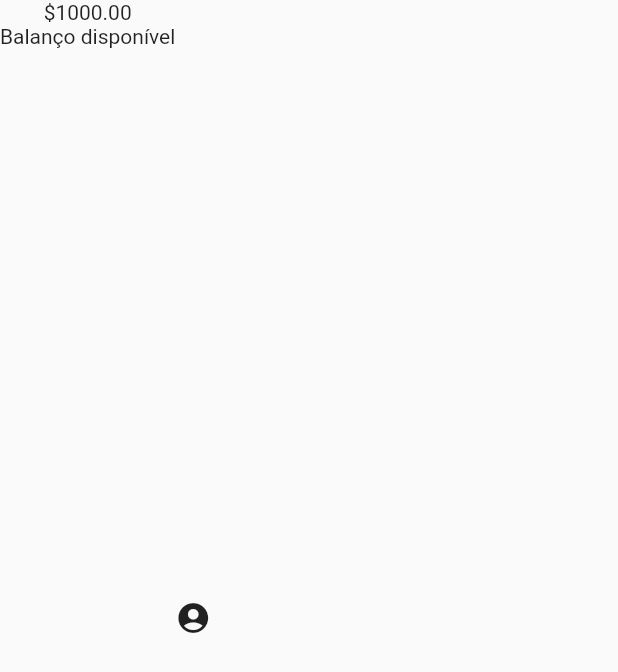
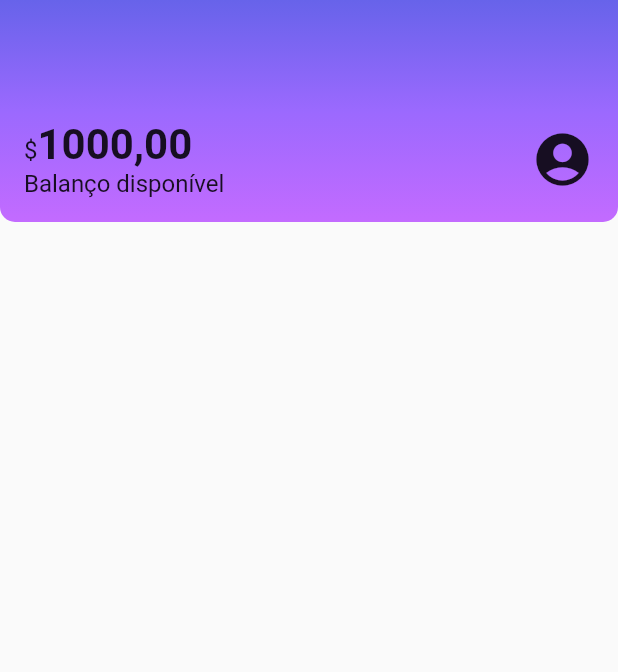
Before and after one commit to markuscandido/flutter-estilizando-reproduzindo-layouts, a Flutter app: the screen it shows after launch, on a phone screen of 412 x 824 dp. Shown: the top 672 px of the screen. Run offline on Flutter 3.47's test engine with Material 2 defaults, Android fonts, the phone set to English and light mode, and no system bars.

Commit message:
O que aprendemos? - Aplicar os Widgets de estilização como TextStyle e BoxDecoration; - Lidar com Widgets de organização como Row, Column e Padding; - Identificar as diferenças entre os Widgets Text e Text.rich; - Implementar um gradiente de cores dentro do Header.

```diff
--- a/lib/components/sections/header.dart
+++ b/lib/components/sections/header.dart
@@ -6,16 +6,69 @@ class Header extends StatelessWidget {
   @override
   Widget build(BuildContext context) {
     return Container(
-      child: const Row(
-        children: <Widget>[
-          Column(
-            children: <Widget>[
-              Text('\$1000.00'),
-              Text('Balanço disponível'),
+      decoration: const BoxDecoration(
+          gradient: LinearGradient(
+            begin: Alignment.topCenter,
+            end: Alignment.bottomCenter,
+            colors: [
+              Color.fromRGBO(103, 99, 234, 1.0),
+              Color.fromRGBO(155, 105, 254, 1.0),
+              Color.fromRGBO(195, 107, 255, 1.0),
             ],
           ),
-          Icon(Icons.account_circle),
-        ],
+          borderRadius: BorderRadius.vertical(bottom: Radius.circular(10))),
+      child: const Padding(
+        padding: EdgeInsets.fromLTRB(16.0, 80.0, 16.0, 16.0),
+        child: Row(
+          mainAxisAlignment: MainAxisAlignment.spaceBetween,
+          children: [
+            Column(
+              crossAxisAlignment: CrossAxisAlignment.start,
+              children: [
+                Text.rich(
+                  TextSpan(
+                    text: '\$',
+                    style: TextStyle(fontSize: 16.0),
+                    children: [
+                      TextSpan(
+                        text: '1000,00',
+                        style: TextStyle(
+                          fontSize: 28.0,
+                          fontWeight: FontWeight.bold,
+                        ),
+                      ),
+                    ],
+                  ),
+                ),
+                Text(
+                  'Balanço disponível',
+                  style: TextStyle(fontSize: 16.0),
+                ),
+                /*Text.rich(
+                  TextSpan(
+                    text: 'Oie',
+                    style: TextStyle(
+                      fontWeight: FontWeight.bold,
+                    ),
+                    children: [
+                      TextSpan(
+                        text: ', mundo Flutter',
+                        style: TextStyle(
+                          fontWeight: FontWeight.normal,
+                          fontStyle: FontStyle.italic,
+                        ),
+                      ),
+                    ],
+                  ),
+                ),*/
+              ],
+            ),
+            Icon(
+              Icons.account_circle,
+              size: 42.0,
+            ),
+          ],
+        ),
       ),
     );
   }
--- a/lib/screens/home.dart
+++ b/lib/screens/home.dart
@@ -7,7 +7,11 @@ class HomeScreen extends StatelessWidget {
   @override
   Widget build(BuildContext context) {
     return const Scaffold(
-      body: Header(),
+      body: Column(
+        children: [
+          Header(),
+        ],
+      ),
     );
   }
 }
```
